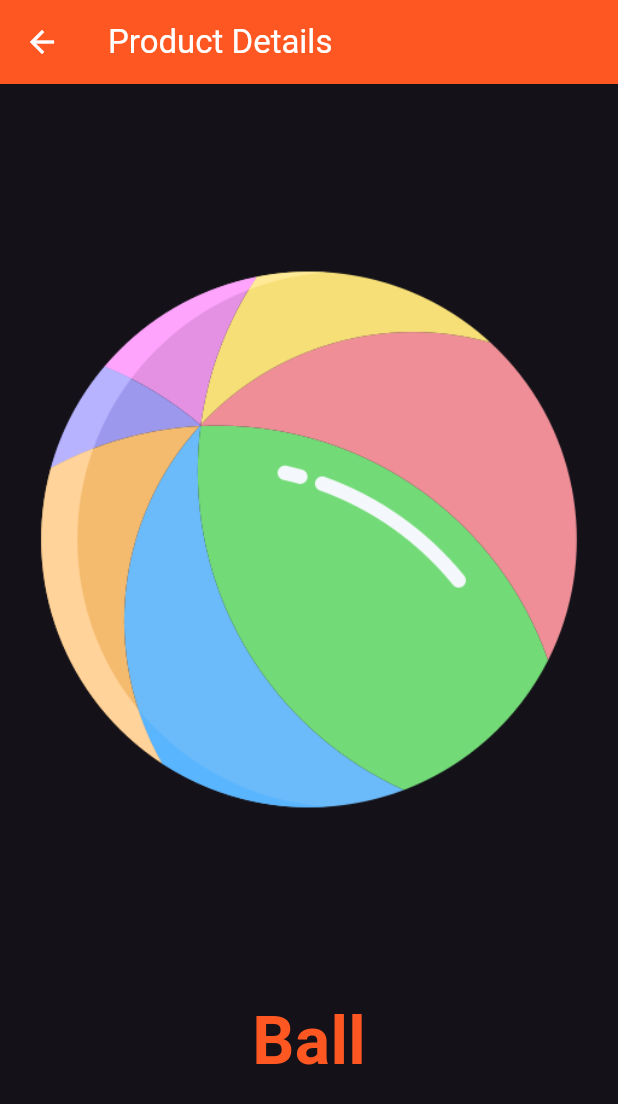
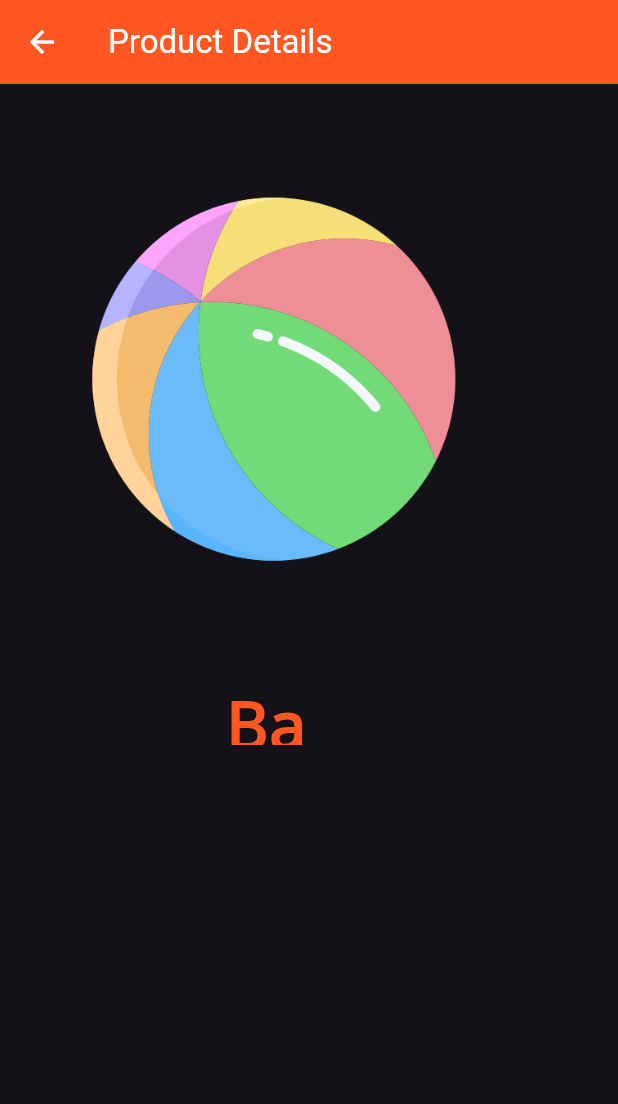
Before and after one commit to Dhannesh/app_animation, a Flutter app: the ProductsView screen opened directly, after a tap on "Ball", on a phone screen of 412 x 824 dp. Shown: the top 1104 px of the screen. Run offline on Flutter 3.47's test engine with Material 3 defaults, Android fonts, the phone set to English and light mode, and no system bars.

```diff
--- a/lib/main.dart
+++ b/lib/main.dart
@@ -9,6 +9,7 @@ import 'package:app_animation/changing_circle.dart';
 import 'package:app_animation/multiple_animated_container.dart';
 import 'package:app_animation/my_animated_container2.dart';
 import 'package:app_animation/my_wallet.dart';
+import 'package:app_animation/physics_animation.dart';
 import 'package:app_animation/product_details.dart';
 import 'package:app_animation/products.dart';
 import 'package:app_animation/profile_page_animator.dart';
@@ -27,10 +28,7 @@ class MyApp extends StatelessWidget {
       title: 'Flutter Animation',
       theme: ThemeData(
           brightness: Brightness.dark, primarySwatch: Colors.deepOrange),
-      routes: {
-        '/':(context)=>const ProductsView(),
-        '/product_details':(context)=> const ProductDetails(),
-      },
+     home: const PhysicsAnimation(),
     );
 
   }
--- a/lib/product_details.dart
+++ b/lib/product_details.dart
@@ -5,7 +5,10 @@ class ProductDetails extends StatelessWidget {
 
   @override
   Widget build(BuildContext context) {
-    var arguments = ModalRoute.of(context)!.settings.arguments as Map;
+    // var arguments = ModalRoute.of(context)!.settings.arguments as Map;
+   // var arguments = ModalRoute.of(context)?.settings.arguments as Map;
+    var arguments = ModalRoute.of(context)?.settings.arguments as Map;
+    print(arguments);
     return Scaffold(
       appBar: AppBar(
         title: const Text('Product Details'),
@@ -16,12 +19,15 @@ class ProductDetails extends StatelessWidget {
         mainAxisAlignment: MainAxisAlignment.spaceEvenly,
         children: [
           Hero(tag: arguments['toy'].title, child: Image.asset("${arguments['toy'].imageName}")),
-          Text(
-            "${arguments['toy'].title}",
-            style: TextStyle(
-                fontSize: 44,
-                fontWeight: FontWeight.bold,
-                color: Colors.deepOrange),
+          Hero(
+            tag: "Text-${arguments['toy'].title}",
+            child: Text(
+              "${arguments['toy'].title}",
+              style: TextStyle(
+                  fontSize: 44,
+                  fontWeight: FontWeight.bold,
+                  color: Colors.deepOrange),
+            ),
           )
         ],
       ),
--- a/lib/products.dart
+++ b/lib/products.dart
@@ -1,3 +1,4 @@
+import 'package:app_animation/product_details.dart';
 import 'package:flutter/material.dart';
 
 class Product {
@@ -15,9 +16,7 @@ List<Product> _toys = [
   Product(imageName: "images/horse.png", title: "Rocking Horse"),
   Product(imageName: "images/doll.png", title: "Doll"),
   Product(imageName: "images/robot.png", title: "Robot"),
-
 ];
-
 
 class ProductsView extends StatelessWidget {
   const ProductsView({super.key});
@@ -37,29 +36,43 @@ class ProductsView extends StatelessWidget {
               crossAxisSpacing: 10,
               mainAxisSpacing: 10,
             ),
-          childrenDelegate: SliverChildBuilderDelegate((context, int index){
+            childrenDelegate: SliverChildBuilderDelegate((context, int index) {
               return Stack(children: <Widget>[
                 Container(
                   alignment: Alignment.center,
                   child: Hero(
                       tag: _toys[index].title,
-                    child: Image.asset(_toys[index].imageName, height: double.infinity, width: double.infinity, fit: BoxFit.cover)),
+                      child: Image.asset(_toys[index].imageName,
+                          height: double.infinity,
+                          width: double.infinity,
+                          fit: BoxFit.cover)),
                 ),
                 Container(
                     alignment: Alignment.bottomCenter,
-                child: ElevatedButton(onPressed: (){
-                  Navigator.pushNamed(context, "/product_details",arguments: {'toy':_toys[index]});
+                    child: ElevatedButton(
+                      onPressed: () {
+                        Navigator.push(
+                            context,
+                            PageRouteBuilder(
+                                pageBuilder:
+                                    (context, animation, secondaryAnimation) =>
+                                        const ProductDetails(),
+                                transitionDuration: const Duration(seconds: 3),
+                                reverseTransitionDuration:
+                                    const Duration(seconds: 2),
+                                settings: RouteSettings(
+                                    arguments: {'toy': _toys[index]})));
                       },
-            style: ElevatedButton.styleFrom(fixedSize: Size(200, 40), shape: StadiumBorder(), backgroundColor: Colors.deepOrange,foregroundColor: Colors.white),
-            child: Text(_toys[index].title),
-              )
-              )
-            ]
-            );
-          },
-          childCount: _toys.length
-          )
-      )
-    );
+                      style: ElevatedButton.styleFrom(
+                          fixedSize: Size(200, 40),
+                          shape: StadiumBorder(),
+                          backgroundColor: Colors.deepOrange,
+                          foregroundColor: Colors.white),
+                      child: Hero(
+                        tag: "Text-${_toys[index].title}",
+                          child: Text(_toys[index].title)),
+                    ))
+              ]);
+            }, childCount: _toys.length)));
   }
 }
```
Also changed, not shown: lib/physics_animation.dart (added, +77 -0 lines), images/grass.png (added), images/stone.png (added), 1 other file. Lines whose indentation alone changed are shown as unchanged.
